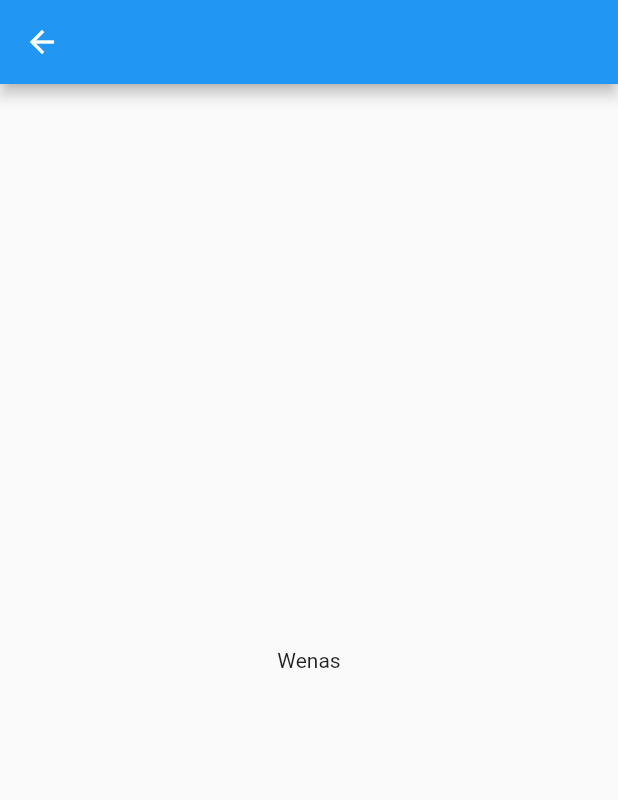
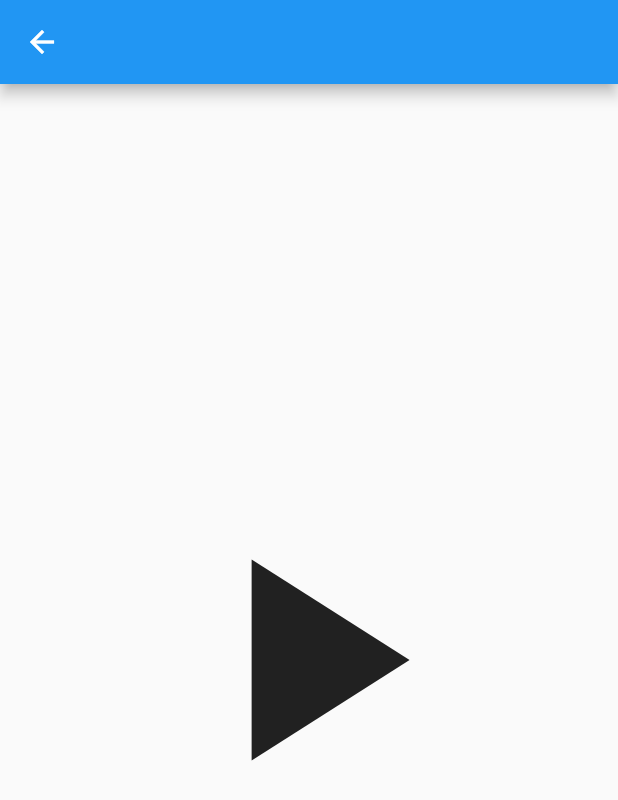
Before and after one commit to Sicaja/flutter_animations, a Flutter app: the screen it shows after launch, after a tap on "Animation Transform", on a phone screen of 412 x 824 dp. Shown: the top 800 px of the screen. Run offline on Flutter 3.47's test engine with Material 2 defaults, Android fonts, the phone set to English and light mode, and no system bars; our stand-ins replace get.

```diff
--- a/lib/controllers/animation_transform_controller.dart
+++ b/lib/controllers/animation_transform_controller.dart
@@ -1,6 +1,54 @@
 import 'package:flutter/animation.dart';
 import 'package:get/get.dart';
 
-class AnimationTransformController extends GetxController {
+class AnimationTransformController extends GetxController
+    with GetSingleTickerProviderStateMixin {
   AnimationController? animationController;
+  Animation<double>? dy;
+  Animation<double>? iconAnimation;
+
+  @override
+  void onInit() {
+    animationController = AnimationController(
+      vsync: this,
+      duration: const Duration(
+        seconds: 1,
+      ),
+    );
+    iconAnimation = TweenSequence([
+      TweenSequenceItem(
+        tween: Tween<double>(
+          begin: 10,
+          end: 8,
+        ),
+        weight: 50,
+      ),
+      TweenSequenceItem(
+        tween: Tween<double>(
+          begin: 8,
+          end: 10,
+        ),
+        weight: 50,
+      ),
+    ]).animate(
+      animationController!,
+    );
+    dy = Tween<double>(
+      begin: -300.00,
+      end: 300.00,
+    ).animate(
+      animationController!,
+    );
+    dy?.addListener(() {
+      update();
+    });
+    animationController?.repeat();
+    super.onInit();
+  }
+
+  @override
+  void onClose() {
+    animationController?.dispose();
+    super.onClose();
+  }
 }
--- a/lib/pages/animation_transform.dart
+++ b/lib/pages/animation_transform.dart
@@ -13,8 +13,28 @@ class AnimationTransform extends StatelessWidget {
       builder: (animation) {
         return Scaffold(
           appBar: AppBar(),
-          body: const Center(
-            child: Text("Wenas"),
+          body: Column(
+            mainAxisAlignment: MainAxisAlignment.center,
+            children: [
+              Center(
+                child: Transform.scale(
+                  scale: animation.iconAnimation?.value ?? 10,
+                  child: const Icon(
+                    Icons.play_arrow,
+                  ),
+                ),
+              ),
+              // Transform.translate(
+              //   offset: Offset(0, animation.dy?.value ?? 5),
+              //   child: Center(
+              //     child: Container(
+              //       color: Colors.amber,
+              //       width: 300,
+              //       height: 300,
+              //     ),
+              //   ),
+              // ),
+            ],
           ),
         );
       },
```
